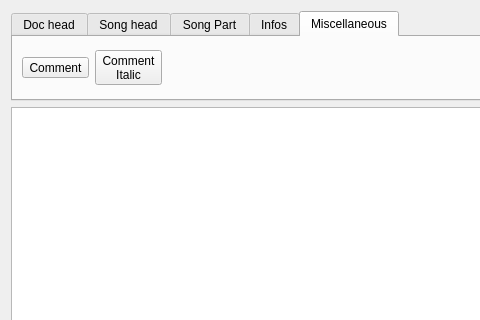
Before: the Qt Designer form ui/formeditor.ui in jpcima/chordv, drawn with Qt 5; both pictures show x 0 to 480 and y 0 to 320 of the 987 by 454 pixel window.
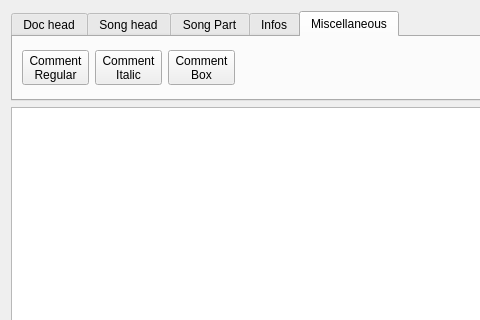
After: the same form once the commit is applied. Custom widgets are drawn as their Qt base class.

Patch:
```diff
--- a/ui/formeditor.ui
+++ b/ui/formeditor.ui
@@ -442,7 +442,8 @@
            <item>
             <widget class="QToolButton" name="toolButtonComment">
              <property name="text">
-              <string>Comment</string>
+              <string>Comment
+Regular</string>
              </property>
             </widget>
            </item>
@@ -454,6 +455,14 @@
              </property>
             </widget>
            </item>
+           <item>
+            <widget class="QToolButton" name="toolButtonCommentBox">
+             <property name="text">
+              <string>Comment
+Box</string>
+             </property>
+            </widget>
+           </item>
            <item>
             <spacer name="horizontalSpacer_4">
              <property name="orientation">
```
